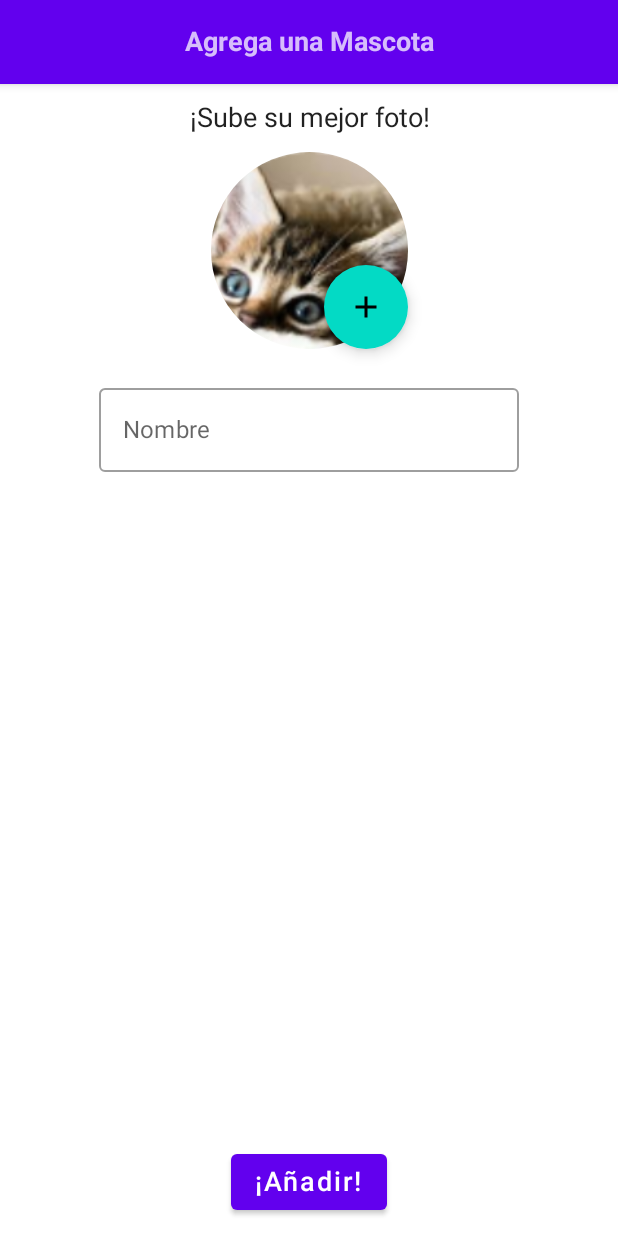
After one commit to Piliwiwi/android-digipaw, an Android app built with Jetpack Compose: the composable AddScreen shown on its own in the app's theme, on a phone screen of 412 x 824 dp. The commit adds this screen. Run offline under Robolectric (Android 15) with nearby library versions, the phone set to English and light mode, and no system bars; pictures from the network do not load.

Commit message:
avatar selector

```diff
--- a/app/build.gradle
+++ b/app/build.gradle
@@ -90,6 +90,7 @@ dependencies {
     androidTestImplementation "androidx.compose.ui:ui-test-junit4:$compose_version"
     debugImplementation "androidx.compose.ui:ui-tooling:$compose_version"
     debugImplementation "androidx.compose.ui:ui-test-manifest:$compose_version"
+    implementation("io.coil-kt:coil-compose:2.1.0")
 
     testImplementation rootProject.mockk
     testImplementation rootProject.jUnit5Api
--- a/app/src/main/AndroidManifest.xml
+++ b/app/src/main/AndroidManifest.xml
@@ -2,6 +2,11 @@
 <manifest xmlns:android="http://schemas.android.com/apk/res/android"
     xmlns:tools="http://schemas.android.com/tools"
     package="com.arech.digipaw">
+
+    <uses-permission android:name="android.permission.INTERNET" />
+    <uses-permission android:name="android.permission.READ_EXTERNAL_STORAGE" />
+    <uses-permission android:name="android.permission.WRITE_EXTERNAL_STORAGE" />
+    <uses-permission android:name="android.permission.CAMERA" />
 
     <application
         android:allowBackup="true"
@@ -24,7 +29,7 @@
                 <category android:name="android.intent.category.LAUNCHER" />
             </intent-filter>
         </activity>
-        <activity android:name=".preview.ComponentPreviewActivity"/>
+        <activity android:name=".preview.ComponentPreviewActivity" />
     </application>
 
 </manifest>
--- a/app/src/main/java/com/arech/digipaw/pet/list/ui/PetListActivity.kt
+++ b/app/src/main/java/com/arech/digipaw/pet/list/ui/PetListActivity.kt
@@ -1,11 +1,16 @@
 package com.arech.digipaw.pet.list.ui
 
+import android.Manifest
+import android.app.Activity
 import android.content.Context
 import android.content.Intent
+import android.content.pm.PackageManager
+import android.os.Build
 import android.os.Bundle
+import android.widget.Toast
 import androidx.activity.ComponentActivity
 import androidx.activity.compose.setContent
-import com.arech.digipaw.pet.list.ui.list.ListScreen
+import com.arech.digipaw.pet.list.ui.add.AddScreen
 import com.arech.uicomponents.theme.DigipawComposeTheme
 
 /**
@@ -17,7 +22,7 @@ class PetListActivity : ComponentActivity() {
         super.onCreate(savedInstanceState)
         setContent {
             DigipawComposeTheme {
-                ListScreen()
+                AddScreen()
             }
         }
     }
--- /dev/null
+++ b/app/src/main/java/com/arech/digipaw/pet/list/ui/add/AddScreen.kt
@@ -0,0 +1,113 @@
+package com.arech.digipaw.pet.list.ui.add
+
+import android.graphics.Bitmap
+import android.graphics.ImageDecoder
+import android.net.Uri
+import android.os.Build
+import android.provider.MediaStore
+import androidx.activity.compose.rememberLauncherForActivityResult
+import androidx.activity.result.contract.ActivityResultContracts
+import androidx.compose.foundation.Image
+import androidx.compose.foundation.layout.Box
+import androidx.compose.foundation.layout.Column
+import androidx.compose.foundation.layout.fillMaxSize
+import androidx.compose.foundation.layout.fillMaxWidth
+import androidx.compose.foundation.layout.height
+import androidx.compose.foundation.layout.padding
+import androidx.compose.foundation.layout.width
+import androidx.compose.foundation.layout.wrapContentWidth
+import androidx.compose.foundation.shape.CircleShape
+import androidx.compose.material.Button
+import androidx.compose.material.FloatingActionButton
+import androidx.compose.material.Icon
+import androidx.compose.material.Scaffold
+import androidx.compose.material.Text
+import androidx.compose.material.icons.Icons
+import androidx.compose.material.icons.filled.Add
+import androidx.compose.runtime.Composable
+import androidx.compose.runtime.getValue
+import androidx.compose.runtime.mutableStateOf
+import androidx.compose.runtime.saveable.rememberSaveable
+import androidx.compose.runtime.setValue
+import androidx.compose.ui.Alignment
+import androidx.compose.ui.Alignment.Companion.BottomCenter
+import androidx.compose.ui.Alignment.Companion.CenterHorizontally
+import androidx.compose.ui.Modifier
+import androidx.compose.ui.draw.clip
+import androidx.compose.ui.graphics.asImageBitmap
+import androidx.compose.ui.layout.ContentScale
+import androidx.compose.ui.platform.LocalContext
+import androidx.compose.ui.res.painterResource
+import androidx.compose.ui.text.style.TextAlign
+import androidx.compose.ui.tooling.preview.Preview
+import androidx.compose.ui.unit.dp
+import androidx.compose.ui.unit.sp
+import coil.compose.rememberAsyncImagePainter
+import coil.request.ImageRequest
+import com.arech.uicomponents.component.AttrsAvatarSelector
+import com.arech.uicomponents.component.AttrsInputPaw
+import com.arech.uicomponents.component.AvatarSelector
+import com.arech.uicomponents.component.InputPaw
+import com.arech.uicomponents.navigation.DigipawTopAppBar
+import com.arech.uicomponents.R as UiR
+
+/**
+ * Created by Pili Arancibia on 14-08-22.
+ */
+
+@Composable
+fun AddScreen() {
+
+
+    Scaffold(
+        topBar = {
+            DigipawTopAppBar(text = "Agrega una Mascota")
+        }
+    ) {
+        Column(horizontalAlignment = CenterHorizontally) {
+            Text(
+                modifier = Modifier
+                    .fillMaxWidth()
+                    .padding(vertical = 12.dp),
+                textAlign = TextAlign.Center,
+                fontSize = 18.sp,
+                text = "¡Sube su mejor foto!"
+            )
+            AvatarSelector(
+                modifier = Modifier.wrapContentWidth(align = CenterHorizontally),
+                attrs = AttrsAvatarSelector()
+            )
+
+            InputPaw(
+                modifier = Modifier.padding(top = 18.dp),
+                attrs = AttrsInputPaw(
+                    placeholder = "Nombre",
+                    singleLine = true
+                )
+            )
+        }
+
+        Box(
+            modifier = Modifier
+                .fillMaxSize()
+                .padding(bottom = 12.dp),
+            contentAlignment = BottomCenter
+        ) {
+            Button(
+                onClick = { /*TODO*/ }
+            ) {
+                Text(
+                    text = "¡Añadir!",
+                    fontSize = 18.sp
+                )
+            }
+        }
+    }
+}
+
+
+@Preview
+@Composable
+fun AddScreenPreview() {
+    AddScreen()
+}
--- a/app/src/main/java/com/arech/digipaw/pet/list/ui/list/ListScreen.kt
+++ b/app/src/main/java/com/arech/digipaw/pet/list/ui/list/ListScreen.kt
@@ -3,9 +3,12 @@ package com.arech.digipaw.pet.list.ui.list
 import androidx.compose.foundation.layout.Column
 import androidx.compose.foundation.layout.fillMaxSize
 import androidx.compose.foundation.layout.padding
+import androidx.compose.material.FabPosition
+import androidx.compose.material.FloatingActionButton
+import androidx.compose.material.Icon
 import androidx.compose.material.Scaffold
-import androidx.compose.material.Text
-import androidx.compose.material.TopAppBar
+import androidx.compose.material.icons.Icons
+import androidx.compose.material.icons.filled.Add
 import androidx.compose.runtime.Composable
 import androidx.compose.ui.Alignment
 import androidx.compose.ui.Modifier
@@ -26,7 +29,16 @@ fun ListScreen() {
         modifier = Modifier,
         topBar = {
             DigipawTopAppBar(text = "Mascotas")
-        }
+        },
+        floatingActionButtonPosition = FabPosition.End,
+        floatingActionButton = {
+            FloatingActionButton(
+                onClick = { }
+            ) {
+                Icon(imageVector = Icons.Default.Add, contentDescription = null)
+            }
+        },
+        isFloatingActionButtonDocked = true
     ) {
         Column(
             modifier = Modifier.fillMaxSize(),
--- a/uicomponents/build.gradle
+++ b/uicomponents/build.gradle
@@ -50,4 +50,5 @@ dependencies {
     androidTestImplementation "androidx.compose.ui:ui-test-junit4:$compose_version"
     debugImplementation "androidx.compose.ui:ui-tooling:$compose_version"
     debugImplementation "androidx.compose.ui:ui-test-manifest:$compose_version"
+    implementation("io.coil-kt:coil-compose:2.1.0")
 }
--- /dev/null
+++ b/uicomponents/src/main/java/com/arech/uicomponents/component/AvatarSelector.kt
@@ -0,0 +1,80 @@
+package com.arech.uicomponents.component
+
+import android.net.Uri
+import androidx.activity.compose.rememberLauncherForActivityResult
+import androidx.activity.result.contract.ActivityResultContracts
+import androidx.annotation.DrawableRes
+import androidx.compose.foundation.Image
+import androidx.compose.foundation.layout.Box
+import androidx.compose.foundation.layout.height
+import androidx.compose.foundation.layout.width
+import androidx.compose.foundation.shape.CircleShape
+import androidx.compose.material.FloatingActionButton
+import androidx.compose.material.Icon
+import androidx.compose.material.icons.Icons
+import androidx.compose.material.icons.filled.Add
+import androidx.compose.runtime.Composable
+import androidx.compose.runtime.getValue
+import androidx.compose.runtime.mutableStateOf
+import androidx.compose.runtime.saveable.rememberSaveable
+import androidx.compose.runtime.setValue
+import androidx.compose.ui.Alignment
+import androidx.compose.ui.Modifier
+import androidx.compose.ui.draw.clip
+import androidx.compose.ui.layout.ContentScale
+import androidx.compose.ui.platform.LocalContext
+import androidx.compose.ui.res.painterResource
+import androidx.compose.ui.unit.dp
+import coil.compose.rememberAsyncImagePainter
+import coil.request.ImageRequest
+import com.arech.uicomponents.R
+
+/**
+ * Created by Pili Arancibia on 15-08-22.
+ */
+
+@Composable
+fun AvatarSelector(modifier: Modifier = Modifier, attrs: AttrsAvatarSelector) {
+    var imageUri by rememberSaveable {
+        mutableStateOf<Uri?>(null)
+    }
+
+    val launcher = rememberLauncherForActivityResult(
+        contract =
+        ActivityResultContracts.GetContent()
+    ) { uri: Uri? ->
+        imageUri = uri
+    }
+
+    Box(modifier) {
+        AvatarSelectorContent(imageUri, attrs)
+        FloatingActionButton(
+            modifier = Modifier.align(Alignment.BottomEnd),
+            onClick = { launcher.launch("image/*") },
+        ) {
+            Icon(imageVector = Icons.Default.Add, contentDescription = null)
+        }
+    }
+}
+
+@Composable
+fun AvatarSelectorContent(imageUri: Uri?, attrs: AttrsAvatarSelector) {
+    Image(
+        modifier = Modifier
+            .height(131.dp)
+            .width(131.dp)
+            .clip(CircleShape),
+        painter = if (imageUri == null) painterResource(id = attrs.placeHolderImage) else rememberAsyncImagePainter(
+            ImageRequest
+                .Builder(LocalContext.current)
+                .data(data = imageUri)
+                .build()
+        ),
+        contentScale = ContentScale.Crop,
+        contentDescription = null,
+    )
+}
+
+data class AttrsAvatarSelector(
+    @DrawableRes val placeHolderImage: Int = R.drawable.cat_example
+)
--- /dev/null
+++ b/uicomponents/src/main/java/com/arech/uicomponents/component/InputPaw.kt
@@ -0,0 +1,50 @@
+package com.arech.uicomponents.component
+
+import androidx.compose.material.OutlinedTextField
+import androidx.compose.material.Text
+import androidx.compose.runtime.Composable
+import androidx.compose.runtime.getValue
+import androidx.compose.runtime.mutableStateOf
+import androidx.compose.runtime.saveable.rememberSaveable
+import androidx.compose.runtime.setValue
+import androidx.compose.ui.Modifier
+
+/**
+ * Created by Pili Arancibia on 14-08-22.
+ */
+
+@Composable
+fun InputPaw(modifier: Modifier = Modifier, attrs: AttrsInputPaw) {
+    var text by rememberSaveable {
+        mutableStateOf(attrs.defaultValue)
+    }
+    InputPawContent(modifier, text, attrs) { value -> text = value }
+}
+
+@Composable
+private fun InputPawContent(
+    modifier: Modifier,
+    text: String,
+    attrs: AttrsInputPaw,
+    onChange: (String) -> Unit
+) {
+    OutlinedTextField(
+        modifier = modifier,
+        label = {
+            Text(text = attrs.placeholder)
+        },
+        value = text,
+        singleLine = attrs.singleLine,
+        onValueChange = {
+            onChange(it)
+            attrs.onTextChange(it)
+        }
+    )
+}
+
+data class AttrsInputPaw(
+    val placeholder: String,
+    val defaultValue: String = "",
+    val singleLine: Boolean = false,
+    val onTextChange: (String) -> Unit = { _ -> }
+)
```
